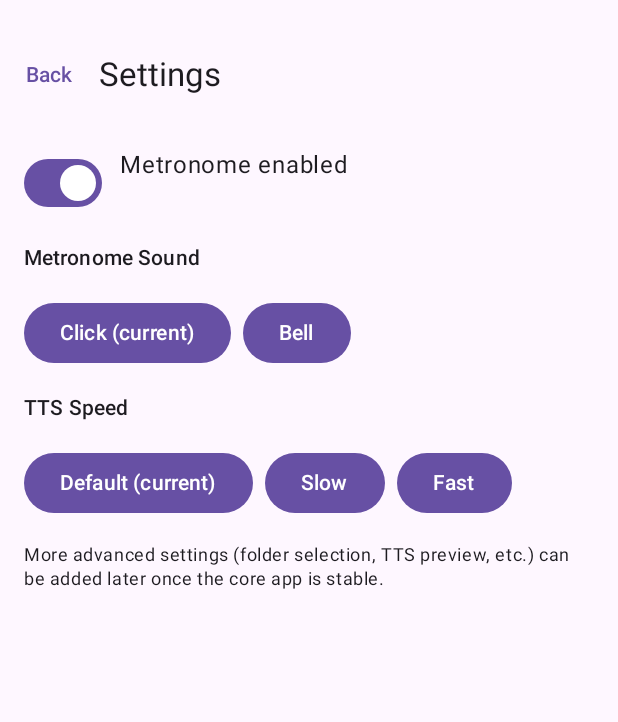
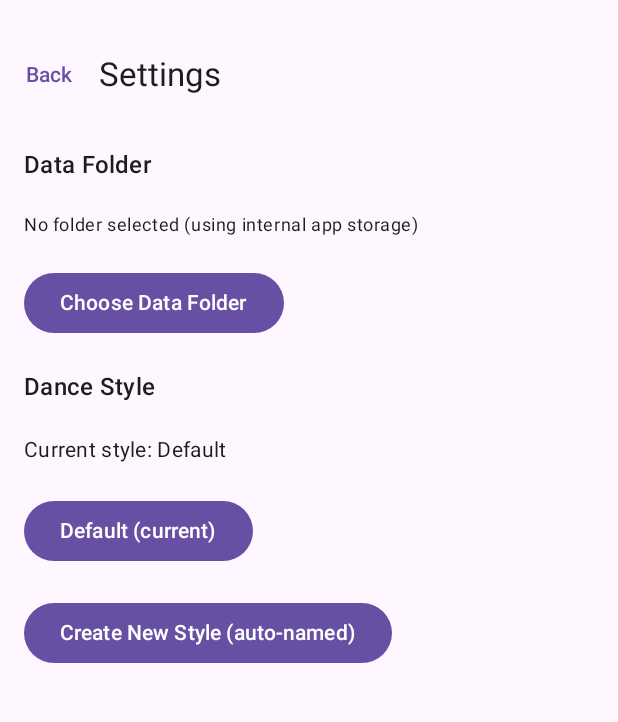
Before and after one commit to Pieniger/DanceTrainer, an Android app built with Jetpack Compose: the SettingsScreen screen opened through its navigation route, on a phone screen of 412 x 824 dp, the part 69-791 px from its top. Run offline under Robolectric (Android 15) with nearby library versions, the light colour scheme and no system bars.

Commit message:
Refactor SettingsScreen to use Prefs and Storage

```diff
--- a/app/src/main/java/com/example/dancetrainer/ui/SettingsScreen.kt
+++ b/app/src/main/java/com/example/dancetrainer/ui/SettingsScreen.kt
@@ -1,6 +1,10 @@
 package com.example.dancetrainer.ui
 
 import android.content.Context
+import android.content.Intent
+import android.net.Uri
+import androidx.activity.compose.rememberLauncherForActivityResult
+import androidx.activity.result.contract.ActivityResultContracts
 import androidx.compose.foundation.layout.Arrangement
 import androidx.compose.foundation.layout.Column
 import androidx.compose.foundation.layout.Row
@@ -10,7 +14,6 @@ import androidx.compose.material3.Button
 import androidx.compose.material3.ExperimentalMaterial3Api
 import androidx.compose.material3.MaterialTheme
 import androidx.compose.material3.Scaffold
-import androidx.compose.material3.Switch
 import androidx.compose.material3.Text
 import androidx.compose.material3.TextButton
 import androidx.compose.material3.TopAppBar
@@ -22,32 +25,42 @@ import androidx.compose.runtime.setValue
 import androidx.compose.ui.Modifier
 import androidx.compose.ui.platform.LocalContext
 import androidx.compose.ui.unit.dp
-
-private object PrefsKeys {
-    const val PREFS = "settings"
-    const val METRONOME_ON = "metronome_on"
-    const val SOUND = "metronome_sound"
-    const val TTS_SPEED = "tts_speed"
-}
+import com.example.dancetrainer.data.Prefs
+import com.example.dancetrainer.data.Storage
 
 @OptIn(ExperimentalMaterial3Api::class)
 @Composable
 fun SettingsScreen(onBack: () -> Unit) {
     val ctx = LocalContext.current
-    val prefs = remember { ctx.getSharedPreferences(PrefsKeys.PREFS, Context.MODE_PRIVATE) }
 
-    var metronomeOn by remember { mutableStateOf(prefs.getBoolean(PrefsKeys.METRONOME_ON, true)) }
-    var metronomeSound by remember { mutableStateOf(prefs.getString(PrefsKeys.SOUND, "Click") ?: "Click") }
-    var ttsSpeed by remember { mutableStateOf(prefs.getString(PrefsKeys.TTS_SPEED, "Default") ?: "Default") }
+    // Data folder (SAF tree URI)
+    var treeUri by remember { mutableStateOf(Prefs.getTreeUri(ctx) ?: "") }
 
-    fun saveSound(value: String) {
-        metronomeSound = value
-        prefs.edit().putString(PrefsKeys.SOUND, value).apply()
+    // Current style
+    var currentStyle by remember { mutableStateOf(Prefs.getStyle(ctx)) }
+
+    // Styles list from Storage (folders under "styles")
+    var styles by remember { mutableStateOf(listStylesSafe(ctx)) }
+
+    // Folder picker (SAF)
+    val folderPicker = rememberLauncherForActivityResult(
+        ActivityResultContracts.OpenDocumentTree()
+    ) { uri: Uri? ->
+        if (uri != null) {
+            val flags = Intent.FLAG_GRANT_READ_URI_PERMISSION or
+                    Intent.FLAG_GRANT_WRITE_URI_PERMISSION
+            try {
+                ctx.contentResolver.takePersistableUriPermission(uri, flags)
+            } catch (_: Exception) {
+                // ignore if not supported
             }
 
-    fun saveSpeed(value: String) {
-        ttsSpeed = value
-        prefs.edit().putString(PrefsKeys.TTS_SPEED, value).apply()
+            treeUri = uri.toString()
+            Prefs.setTreeUri(ctx, treeUri)
+
+            // Reload styles from the new base folder
+            styles = listStylesSafe(ctx)
+        }
     }
 
     Scaffold(
@@ -65,49 +78,73 @@ fun SettingsScreen(onBack: () -> Unit) {
                 .padding(padding)
                 .padding(16.dp)
                 .fillMaxSize(),
-            verticalArrangement = Arrangement.spacedBy(16.dp)
+            verticalArrangement = Arrangement.spacedBy(20.dp)
         ) {
-            // Metronome on/off
-            Row(horizontalArrangement = Arrangement.spacedBy(12.dp)) {
-                Switch(
-                    checked = metronomeOn,
-                    onCheckedChange = {
-                        metronomeOn = it
-                        prefs.edit().putBoolean(PrefsKeys.METRONOME_ON, it).apply()
-                    }
+
+            // ---------- DATA FOLDER SECTION ----------
+            Text("Data Folder", style = MaterialTheme.typography.titleMedium)
+            Text(
+                if (treeUri.isEmpty()) "No folder selected (using internal app storage)"
+                else treeUri,
+                style = MaterialTheme.typography.bodySmall
             )
-                Text("Metronome enabled")
+            Button(onClick = { folderPicker.launch(null) }) {
+                Text("Choose Data Folder")
             }
 
-            // Metronome sound selection (simple buttons)
-            Text("Metronome Sound", style = MaterialTheme.typography.titleSmall)
+            // ---------- DANCE STYLE SECTION ----------
+            Text("Dance Style", style = MaterialTheme.typography.titleMedium)
+            Text(
+                "Current style: $currentStyle",
+                style = MaterialTheme.typography.bodyMedium
+            )
+
+            if (styles.isEmpty()) {
+                Text(
+                    "No styles found yet. A \"Default\" style will be used until you create or add folders.",
+                    style = MaterialTheme.typography.bodySmall
+                )
+            } else {
+                Column(verticalArrangement = Arrangement.spacedBy(8.dp)) {
+                    styles.forEach { styleName ->
                         Row(horizontalArrangement = Arrangement.spacedBy(8.dp)) {
-                listOf("Click", "Bell").forEach { option ->
-                    Button(onClick = { saveSound(option) }) {
+                            Button(onClick = {
+                                currentStyle = styleName
+                                Prefs.setStyle(ctx, styleName)
+                            }) {
                                 Text(
-                            if (option == metronomeSound) "$option (current)" else option
+                                    if (styleName == currentStyle)
+                                        "$styleName (current)"
+                                    else
+                                        styleName
                                 )
                             }
                         }
                     }
+                }
+            }
 
-            // TTS Speed selection
-            Text("TTS Speed", style = MaterialTheme.typography.titleSmall)
-            Row(horizontalArrangement = Arrangement.spacedBy(8.dp)) {
-                listOf("Default", "Slow", "Fast").forEach { option ->
-                    Button(onClick = { saveSpeed(option) }) {
-                        Text(
-                            if (option == ttsSpeed) "$option (current)" else option
-                        )
+            // Optional: quick way to create a new style folder with a generic name
+            Button(onClick = {
+                val newName = "Style_${System.currentTimeMillis() % 10000}"
+                Storage.createStyle(ctx, newName)
+                styles = listStylesSafe(ctx)
+                currentStyle = newName
+                Prefs.setStyle(ctx, newName)
+            }) {
+                Text("Create New Style (auto-named)")
+            }
         }
     }
 }
 
-            Text(
-                "More advanced settings (folder selection, TTS preview, etc.) " +
-                        "can be added later once the core app is stable.",
-                style = MaterialTheme.typography.bodySmall
-            )
+/**
+ * Helper to safely get styles list without crashing UI.
+ */
+private fun listStylesSafe(ctx: Context): List<String> =
+    try {
+        val list = Storage.listStyles(ctx)
+        if (list.isEmpty()) listOf("Default") else list
+    } catch (_: Exception) {
+        listOf("Default")
     }
-    }
-}
```
Lines whose indentation alone changed are shown as unchanged.
